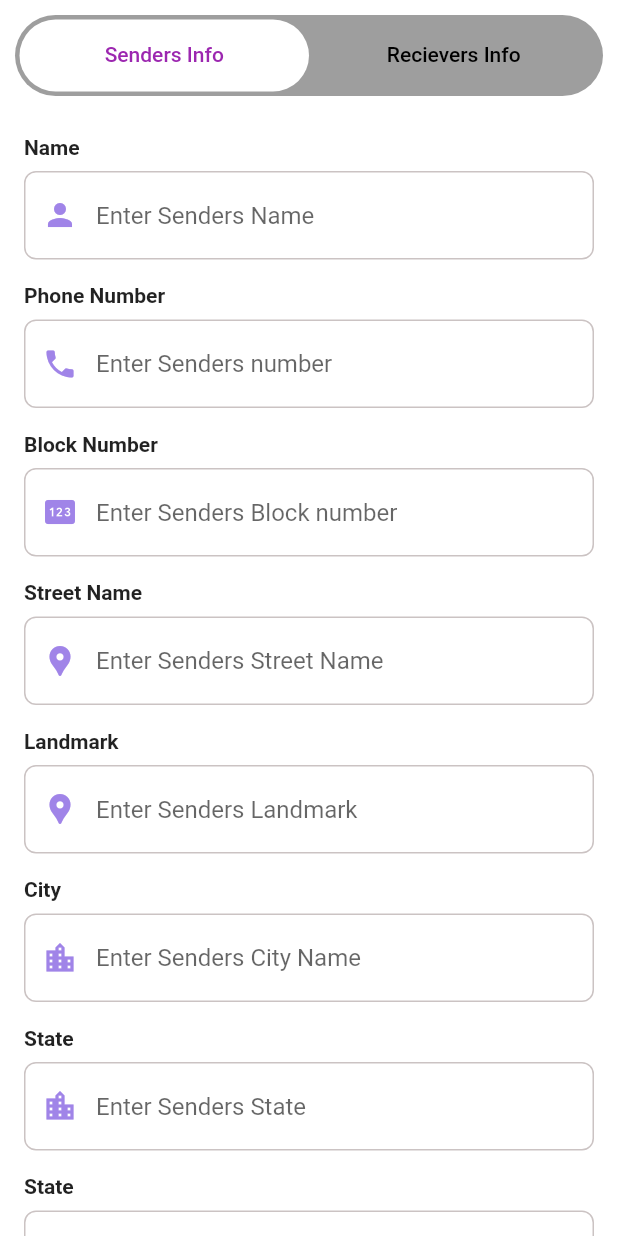
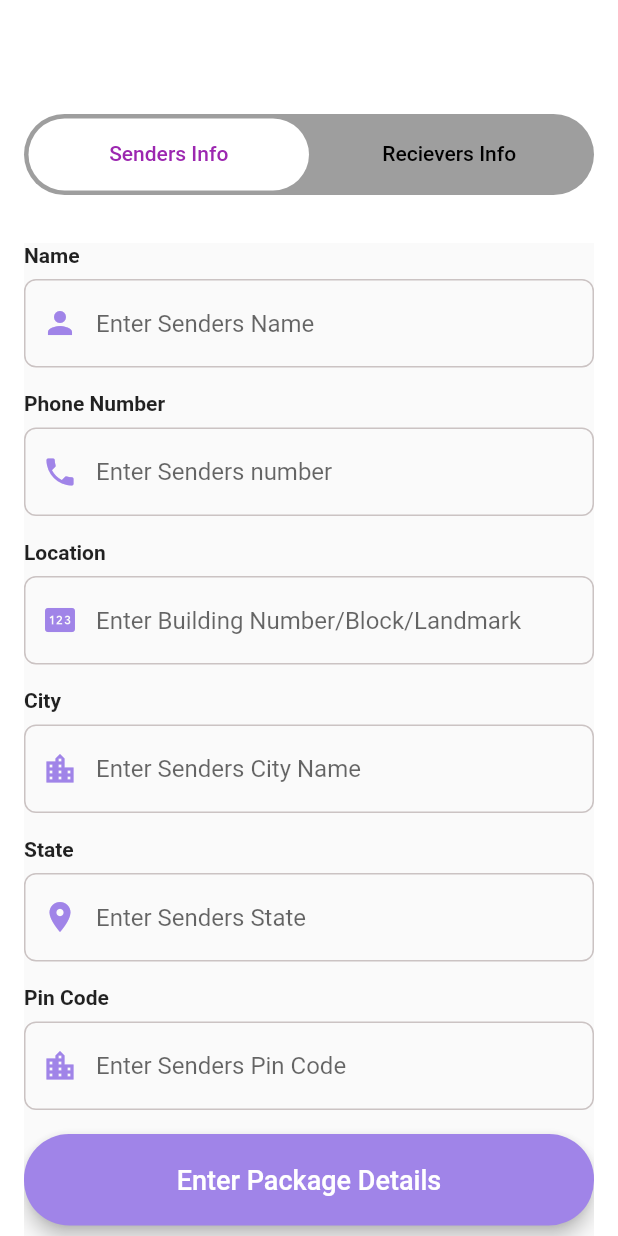
Before and after one commit to dipanshughime/deliveryX, a Flutter app: the screen it shows after launch, on a phone screen of 412 x 824 dp. Run offline on Flutter 3.47's test engine with Material 2 defaults, Android fonts, the phone set to English and light mode, and no system bars.

Commit message:
changes the icons and hint text and added form validations

```diff
--- a/lib/send/pages/orderdetails_sender.dart
+++ b/lib/send/pages/orderdetails_sender.dart
@@ -1,25 +1,4 @@
-import 'dart:html';
-import 'dart:js_interop';
 import 'package:flutter/material.dart';
-
-class DetailsLabel extends StatelessWidget {
-  final String label;
-  const DetailsLabel({
-    required this.label,
-    super.key,
-  });
-
-  @override
-  Widget build(BuildContext context) {
-    return Container(
-      child: Padding(
-        padding: const EdgeInsets.fromLTRB(15, 7, 0, 2),
-        child: Text('$label :',
-            textAlign: TextAlign.left, style: TextStyle(fontSize: 15)),
-      ),
-    );
-  }
-}
 
 class OrderDetails extends StatefulWidget {
   const OrderDetails({
@@ -30,23 +9,28 @@ class OrderDetails extends StatefulWidget {
   State<OrderDetails> createState() => _OrderDetailsState();
 }
 
+//The main Page of Order
 class _OrderDetailsState extends State<OrderDetails> {
   final _formKey = GlobalKey<FormState>();
 
   @override
   Widget build(BuildContext context) {
-    return DefaultTabController(
-      length: 2,
-      child: Scaffold(
+    return Scaffold(
       backgroundColor: Colors.white,
       body: SingleChildScrollView(
-          scrollDirection: Axis.vertical,
+        child: Padding(
+          padding: const EdgeInsets.all(16.0),
+          child: DefaultTabController(
+            length: 2,
             child: Form(
               key: _formKey,
-            child: Column(children: [
-              Padding(
-                padding: const EdgeInsets.all(10.0),
-                child: DecoratedBox(
+              child: Column(
+                  crossAxisAlignment: CrossAxisAlignment.start,
+                  children: [
+                    SizedBox(height: 60),
+
+                    //tabs
+                    DecoratedBox(
                       decoration: BoxDecoration(
                         color: Colors.grey,
                         borderRadius: BorderRadius.all(Radius.circular(30)),
@@ -73,14 +57,74 @@ class _OrderDetailsState extends State<OrderDetails> {
                             ]),
                       ),
                     ),
-              ),
-              // SingleChildScrollView(child: OrderDetails_Sender()),
-              // Expanded(child: Text('hello'))
+
+                    SizedBox(height: 32),
+
                     Container(
-                padding: EdgeInsets.all(16),
                       height: MediaQuery.of(context).size.height,
                       child: TabBarView(children: [
-                  Column(children: [
+                        SenderInfoTab(),
+                        TravelerInfoTab(),
+                      ]),
+                    ),
+
+                    // Wrap TabBarView in a ListView with AlwaysScrollableScrollPhysics
+                    // Expanded(
+                    //   child: ListView(
+                    //     physics: AlwaysScrollableScrollPhysics(),
+                    //     children: [
+                    //       Container(
+                    //         height: MediaQuery.of(context).size.height,
+                    //         child: TabBarView(
+                    //           children: [
+                    //             SenderInfoTab(),
+                    //             TravelerInfoTab(),
+                    //           ],
+                    //         ),
+                    //       ),
+                    //     ],
+                    //   ),
+                    // ),
+
+                    // Wrap TabBarView in a Flexible widget
+                    // Flexible(
+                    //   child: Container(
+                    //     height: MediaQuery.of(context).size.height,
+                    //     child: TabBarView(
+                    //       children: [
+                    //         SenderInfoTab(),
+                    //         TravelerInfoTab(),
+                    //       ],
+                    //     ),
+                    //   ),
+                    // ),
+                  ]),
+            ),
+          ),
+        ),
+      ),
+    );
+  }
+}
+
+class SenderInfoTab extends StatefulWidget {
+  const SenderInfoTab({super.key});
+
+  @override
+  State<SenderInfoTab> createState() => _SenderInfoTabState();
+}
+
+class _SenderInfoTabState extends State<SenderInfoTab> {
+  final _formKey = GlobalKey<FormState>();
+  @override
+  Widget build(BuildContext context) {
+    return Scaffold(
+      body: Form(
+        key: _formKey,
+        child: Column(
+            crossAxisAlignment: CrossAxisAlignment.start,
+            mainAxisSize: MainAxisSize.min, // Ensure minimum height
+            children: [
               buildTextField(
                 'Name',
                 Icons.person,
@@ -109,39 +153,12 @@ class _OrderDetailsState extends State<OrderDetails> {
               ),
               SizedBox(height: 16),
               buildTextField(
-                      'Block Number',
+                'Location',
                 Icons.pin,
-                      'Enter Senders Block number',
+                'Enter Building Number/Block/Landmark',
                 validator: (value) {
                   if (value == null || value.isEmpty) {
-                          return 'Block Number is required';
-                        }
-                        if (int.tryParse(value) == null) {
-                          return 'Enter a valid Block Number';
-                        }
-                        return null;
-                      },
-                    ),
-                    SizedBox(height: 16),
-                    buildTextField(
-                      'Street Name',
-                      Icons.location_pin,
-                      'Enter Senders Street Name',
-                      validator: (value) {
-                        if (value == null || value.isEmpty) {
-                          return 'Street Name is required';
-                        }
-                        return null;
-                      },
-                    ),
-                    SizedBox(height: 16),
-                    buildTextField(
-                      'Landmark',
-                      Icons.location_pin,
-                      'Enter Senders Landmark',
-                      validator: (value) {
-                        if (value == null || value.isEmpty) {
-                          return 'Landmark is required';
+                    return 'Location is required';
                   }
                   return null;
                 },
@@ -154,136 +171,6 @@ class _OrderDetailsState extends State<OrderDetails> {
                 validator: (value) {
                   if (value == null || value.isEmpty) {
                     return 'City is required';
-                        }
-                        return null;
-                      },
-                    ),
-                    SizedBox(height: 16),
-                    buildTextField(
-                      'State',
-                      Icons.location_city_outlined,
-                      'Enter Senders State',
-                      validator: (value) {
-                        if (value == null || value.isEmpty) {
-                          return 'State is required';
-                        }
-                        return null;
-                      },
-                    ),
-                    SizedBox(height: 16),
-                    buildTextField(
-                      'State',
-                      Icons.location_on,
-                      'Enter Senders State',
-                      validator: (value) {
-                        if (value == null || value.isEmpty) {
-                          return 'State is required';
-                        }
-                        return null;
-                      },
-                    ),
-                    SizedBox(height: 16),
-                    buildTextField(
-                      'Pin Code',
-                      Icons.location_city_outlined,
-                      'Enter Senders Pin Code',
-                      validator: (value) {
-                        if (value == null || value.isEmpty) {
-                          return 'PinCode is required';
-                        }
-                        if (int.tryParse(value) == null || value.length != 6) {
-                          return 'Invalid PinCode';
-                        }
-                        return null;
-                      },
-                    ),
-                  ]),
-                  Column(children: [
-                    buildTextField(
-                      'Name',
-                      Icons.person,
-                      'Enter Senders Name',
-                      validator: (value) {
-                        if (value == null || value.isEmpty) {
-                          return 'Name is required';
-                        }
-                        return null;
-                      },
-                    ),
-                    SizedBox(height: 16),
-                    buildTextField(
-                      'Phone Number',
-                      Icons.phone,
-                      'Enter Senders number',
-                      validator: (value) {
-                        if (value == null || value.isEmpty) {
-                          return 'Phone Number is required';
-                        }
-                        if (int.tryParse(value) == null || value.length != 10) {
-                          return 'Enter a Valid Number';
-                        }
-                        return null;
-                      },
-                    ),
-                    SizedBox(height: 16),
-                    buildTextField(
-                      'Block Number',
-                      Icons.pin,
-                      'Enter Senders Block number',
-                      validator: (value) {
-                        if (value == null || value.isEmpty) {
-                          return 'Block Number is required';
-                        }
-                        if (int.tryParse(value) == null) {
-                          return 'Enter a valid Block Number';
-                        }
-                        return null;
-                      },
-                    ),
-                    SizedBox(height: 16),
-                    buildTextField(
-                      'Street Name',
-                      Icons.location_pin,
-                      'Enter Senders Street Name',
-                      validator: (value) {
-                        if (value == null || value.isEmpty) {
-                          return 'Street Name is required';
-                        }
-                        return null;
-                      },
-                    ),
-                    SizedBox(height: 16),
-                    buildTextField(
-                      'Landmark',
-                      Icons.location_pin,
-                      'Enter Senders Landmark',
-                      validator: (value) {
-                        if (value == null || value.isEmpty) {
-                          return 'Landmark is required';
-                        }
-                        return null;
-                      },
-                    ),
-                    SizedBox(height: 16),
-                    buildTextField(
-                      'City',
-                      Icons.location_city_outlined,
-                      'Enter Senders City Name',
-                      validator: (value) {
-                        if (value == null || value.isEmpty) {
-                          return 'City is required';
-                        }
-                        return null;
-                      },
-                    ),
-                    SizedBox(height: 16),
-                    buildTextField(
-                      'State',
-                      Icons.location_city_outlined,
-                      'Enter Senders State',
-                      validator: (value) {
-                        if (value == null || value.isEmpty) {
-                          return 'State is required';
                   }
                   return null;
                 },
@@ -316,55 +203,7 @@ class _OrderDetailsState extends State<OrderDetails> {
                 },
               ),
               SizedBox(height: 16),
-                    Text(
-                      'Enter the Recievers Available Time',
-                      style: TextStyle(
-                        fontWeight: FontWeight.bold,
-                      ),
-                    ),
-                    SizedBox(height: 10),
-                    Row(children: [
-                      Container(
-                        width: 100,
-                        child: buildTextField(
-                          'From',
-                          Icons.location_on,
-                          '08:00',
-                          validator: (value) {
-                            if (int.parse(value!) > 24 ||
-                                int.parse(value!) < 0) {
-                              return 'Enter Correct Time';
-                            }
-                            return null;
-                          },
-                        ),
-                      ),
-                      SizedBox(width: 10),
-                      Text(':'),
-                      SizedBox(width: 10),
-                      Container(
-                        width: 100,
-                        child: buildTextField(
-                          'To',
-                          Icons.location_on,
-                          '13:00',
-                          validator: (value) {
-                            if (int.parse(value!) > 24 ||
-                                int.parse(value) < 0) {
-                              return 'Enter correct time';
-                            }
-                            return null;
-                          },
-                        ),
-                      )
-                    ])
-                  ]),
-                ]),
-              ),
-
-              SizedBox(height: 16),
-              Center(
-                child: ElevatedButton(
+              ElevatedButton(
                 onPressed: () {
                   if (_formKey.currentState!.validate()) {
                     // Perform registration logic
@@ -393,11 +232,7 @@ class _OrderDetailsState extends State<OrderDetails> {
                   minimumSize: Size(double.infinity, 0), // Full width
                 ),
               ),
-              ),
-              SizedBox(height: 16),
             ]),
-          ),
-        ),
       ),
     );
   }
@@ -439,4 +274,211 @@ class _OrderDetailsState extends State<OrderDetails> {
   }
 }
 
+class TravelerInfoTab extends StatefulWidget {
+  const TravelerInfoTab({super.key});
+
+  @override
+  State<TravelerInfoTab> createState() => _TravelerInfoTabState();
+}
+
+class _TravelerInfoTabState extends State<TravelerInfoTab> {
+  final _formKey = GlobalKey<FormState>();
+  @override
+  Widget build(BuildContext context) {
+    return Scaffold(
+      body: Form(
+        key: _formKey,
+        child: Column(
+            crossAxisAlignment: CrossAxisAlignment.start,
+            // mainAxisSize: MainAxisSize.min, // Ensure minimum height
+            children: [
+              buildTextField(
+                'Name',
+                Icons.person,
+                'Enter Receivers Name',
+                validator: (value) {
+                  if (value == null || value.isEmpty) {
+                    return 'Name is required';
+                  }
+                  return null;
+                },
+              ),
+              SizedBox(height: 16),
+              buildTextField(
+                'Phone Number',
+                Icons.phone,
+                'Enter Receivers number',
+                validator: (value) {
+                  if (value == null || value.isEmpty) {
+                    return 'Phone Number is required';
+                  }
+                  if (int.tryParse(value) == null || value.length != 10) {
+                    return 'Enter a Valid Number';
+                  }
+                  return null;
+                },
+              ),
+              SizedBox(height: 16),
+              buildTextField(
+                'Location',
+                Icons.pin,
+                'Enter Building Number/Block/Landmark',
+                validator: (value) {
+                  if (value == null || value.isEmpty) {
+                    return 'Location is required';
+                  }
+                  return null;
+                },
+              ),
+              SizedBox(height: 16),
+              buildTextField(
+                'City',
+                Icons.location_city_outlined,
+                'Enter Receivers City Name',
+                validator: (value) {
+                  if (value == null || value.isEmpty) {
+                    return 'City is required';
+                  }
+                  return null;
+                },
+              ),
+              SizedBox(height: 16),
+              buildTextField(
+                'State',
+                Icons.location_city_outlined,
+                'Enter Receivers State',
+                validator: (value) {
+                  if (value == null || value.isEmpty) {
+                    return 'State is required';
+                  }
+                  return null;
+                },
+              ),
+              SizedBox(height: 16),
+              buildTextField(
+                'Pin Code',
+                Icons.location_city_outlined,
+                'Enter Receivers Pin Code',
+                validator: (value) {
+                  if (value == null || value.isEmpty) {
+                    return 'PinCode is required';
+                  }
+                  if (int.tryParse(value) == null || value.length != 6) {
+                    return 'Invalid PinCode';
+                  }
+                  return null;
+                },
+              ),
+              SizedBox(height: 16),
+              Text(
+                'Enter the Recievers Available Time',
+                style: TextStyle(
+                  fontWeight: FontWeight.bold,
+                ),
+              ),
+              SizedBox(height: 10),
+              Row(children: [
+                Container(
+                  width: 100,
+                  child: buildTextField(
+                    'From',
+                    Icons.alarm,
+                    '08:00',
+                    validator: (value) {
+                      if (int.parse(value!) > 24 || int.parse(value!) < 0) {
+                        return 'Enter Correct Time';
+                      }
+                      return null;
+                    },
+                  ),
+                ),
+                SizedBox(width: 10),
+                Text(':'),
+                SizedBox(width: 10),
+                Container(
+                  width: 100,
+                  child: buildTextField(
+                    'To',
+                    Icons.alarm,
+                    '13:00',
+                    validator: (value) {
+                      if (int.parse(value!) > 24 || int.parse(value) < 0) {
+                        return 'Enter correct time';
+                      }
+                      return null;
+                    },
+                  ),
+                ),
+              ]),
+              SizedBox(height: 16),
+              ElevatedButton(
+                onPressed: () {
+                  if (_formKey.currentState!.validate()) {
+                    // Perform registration logic
+                    // Navigator.push(
+                    //   context,
+                    //   MaterialPageRoute(
+                    //       builder: (context) => LoginScreen()),
+                    // );
+                  }
+                },
+                child: Text(
+                  'Enter Package Details',
+                  style: TextStyle(
+                    color: Colors.white,
+                    fontSize: 18,
+                  ),
+                ),
+                style: ElevatedButton.styleFrom(
+                  primary: Color(0xFFA084E8), // Button color
+                  onPrimary: Colors.black, // Text color
+                  padding: EdgeInsets.all(20),
+                  shape: RoundedRectangleBorder(
+                    borderRadius: BorderRadius.circular(30.0),
+                  ),
+                  elevation: 5,
+                  minimumSize: Size(double.infinity, 0), // Full width
+                ),
+              ),
+            ]),
+      ),
+    );
+  }
+
+  Widget buildTextField(String label, IconData icon, String hint,
+      {bool isPassword = false,
+      TextInputType? keyboardType,
+      FormFieldValidator<String>? validator}) {
+    return Column(
+      crossAxisAlignment: CrossAxisAlignment.start,
+      children: [
+        Text(
+          label,
+          style: TextStyle(
+            fontWeight: FontWeight.bold,
+          ),
+        ),
+        SizedBox(height: 8),
+        TextFormField(
+          obscureText: isPassword,
+          keyboardType: keyboardType,
+          validator: validator, // Validator function
+          decoration: InputDecoration(
+            prefixIcon: Icon(icon, color: Color(0xFFA084E8)),
+            hintText: hint,
+            border: OutlineInputBorder(),
+            enabledBorder: OutlineInputBorder(
+              borderSide: BorderSide(color: Color.fromARGB(255, 203, 195, 195)),
+              borderRadius: BorderRadius.circular(8),
+            ),
+            focusedBorder: OutlineInputBorder(
+              borderSide: BorderSide(color: Color(0xFFA084E8)),
+              borderRadius: BorderRadius.circular(15),
+            ),
+          ),
+        ),
+      ],
+    );
+  }
+}
 // .
```
Lines whose indentation alone changed are shown as unchanged.
